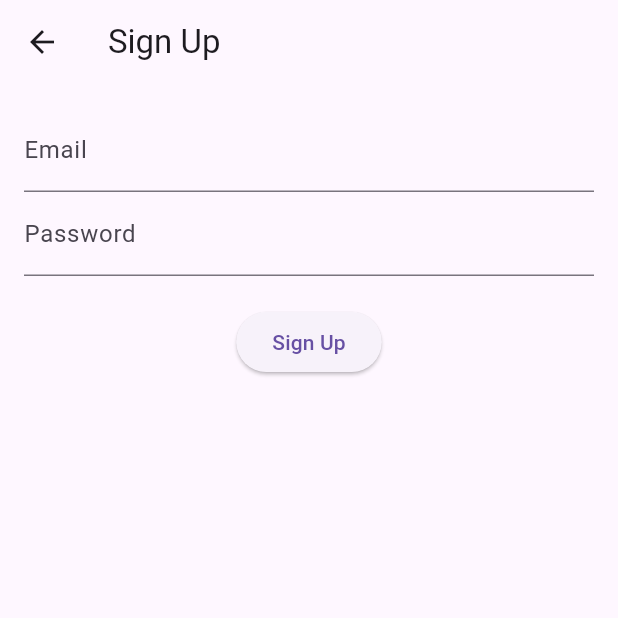
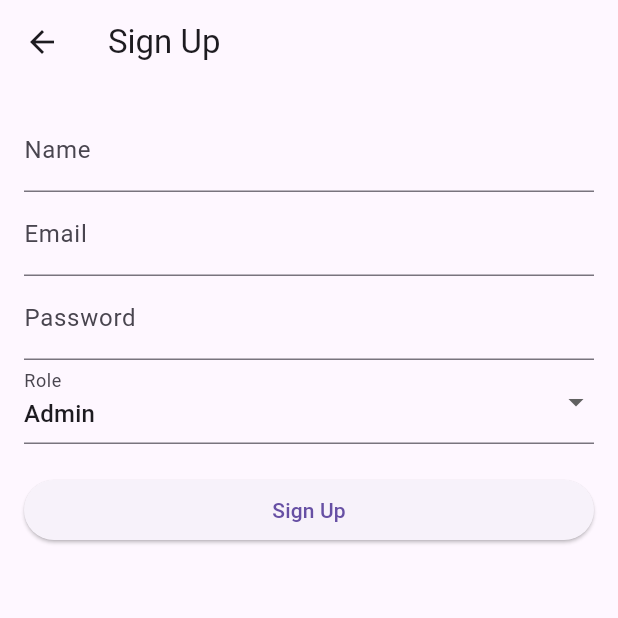
Before and after one commit to ekrajghimire/Work-Chart-System, a Flutter app: the SignupScreen screen opened by its route, on a phone screen of 412 x 824 dp, the top half of it. Run offline on Flutter 3.47's test engine with Material 3 defaults, Android fonts, the phone set to English and light mode, and no system bars; our stand-ins replace sqflite; accounts and stored records are empty.

Commit message:
screen usages and functionality

```diff
--- a/lib/screens/signup_screen.dart
+++ b/lib/screens/signup_screen.dart
@@ -1,40 +1,101 @@
 import 'package:flutter/material.dart';
 
-class SignupScreen extends StatelessWidget {
-  final TextEditingController _emailController = TextEditingController();
-  final TextEditingController _passwordController = TextEditingController();
+class SignupScreen extends StatefulWidget {
+  @override
+  _SignupScreenState createState() => _SignupScreenState();
+}
+
+class _SignupScreenState extends State<SignupScreen> {
+  final _formKey = GlobalKey<FormState>();
+  String _name = '';
+  String _email = '';
+  String _password = '';
+  String _role = 'admin'; // Default role
+
+  void _signup() {
+    if (_formKey.currentState!.validate()) {
+      _formKey.currentState!.save();
+      if (_role == 'admin') {
+        Navigator.pushNamed(context, '/admin_dashboard');
+      } else {
+        Navigator.pushNamed(context, '/crew_dashboard');
+      }
+    }
+  }
 
   @override
   Widget build(BuildContext context) {
     return Scaffold(
-      appBar: AppBar(title: Text('Sign Up')),
+      appBar: AppBar(
+        title: Text('Sign Up'),
+      ),
       body: Padding(
         padding: const EdgeInsets.all(16.0),
+        child: Form(
+          key: _formKey,
           child: Column(
+            crossAxisAlignment: CrossAxisAlignment.stretch,
             children: [
-            TextField(
-              controller: _emailController,
+              TextFormField(
+                decoration: InputDecoration(labelText: 'Name'),
+                validator: (value) {
+                  if (value == null || value.isEmpty) {
+                    return 'Please enter your name';
+                  }
+                  return null;
+                },
+                onSaved: (value) {
+                  _name = value!;
+                },
+              ),
+              TextFormField(
                 decoration: InputDecoration(labelText: 'Email'),
+                keyboardType: TextInputType.emailAddress,
+                validator: (value) {
+                  if (value == null || value.isEmpty || !value.contains('@')) {
+                    return 'Please enter a valid email';
+                  }
+                  return null;
+                },
+                onSaved: (value) {
+                  _email = value!;
+                },
               ),
-            TextField(
-              controller: _passwordController,
+              TextFormField(
+                decoration: InputDecoration(labelText: 'Password'),
                 obscureText: true,
-              decoration: InputDecoration(labelText: 'Password'),
+                validator: (value) {
+                  if (value == null || value.length < 6) {
+                    return 'Password must be at least 6 characters long';
+                  }
+                  return null;
+                },
+                onSaved: (value) {
+                  _password = value!;
+                },
+              ),
+              DropdownButtonFormField<String>(
+                value: _role,
+                items: [
+                  DropdownMenuItem(value: 'admin', child: Text('Admin')),
+                  DropdownMenuItem(value: 'crew', child: Text('Crew')),
+                ],
+                onChanged: (value) {
+                  setState(() {
+                    _role = value!;
+                  });
+                },
+                decoration: InputDecoration(labelText: 'Role'),
               ),
               SizedBox(height: 20),
               ElevatedButton(
-              onPressed: () {
-                // Handle sign-up logic (store locally or show a message)
-                ScaffoldMessenger.of(context).showSnackBar(
-                  SnackBar(content: Text('Sign-up successful')),
-                );
-                Navigator.pushNamed(context, '/login');
-              },
+                onPressed: _signup,
                 child: Text('Sign Up'),
               ),
             ],
           ),
         ),
+      ),
     );
   }
 }
--- a/pubspec.yaml
+++ b/pubspec.yaml
@@ -39,6 +39,7 @@ dependencies:
   shared_preferences: ^2.3.3
   sqflite: ^2.4.1
   provider: ^6.1.2
+  path_provider: ^2.0.13
   intl: ^0.19.0
   table_calendar: ^3.1.2
 
```
Also changed, not shown: lib/main.dart (+9 -42 lines), lib/screens/login_screen.dart (+32 -30 lines), lib/services/db_helper.dart (added, +51 -0 lines), lib/models/task_model.dart (added), lib/models/user_model.dart (added), lib/screens/admin_dashboard_screen.dart (added), lib/screens/crew_dashboard_screen.dart (added), lib/widgets/custom_textfield.dart (added), lib/widgets/task_card.dart (added), pubspec.lock, 1 other file. Lines whose indentation alone changed are shown as unchanged.
